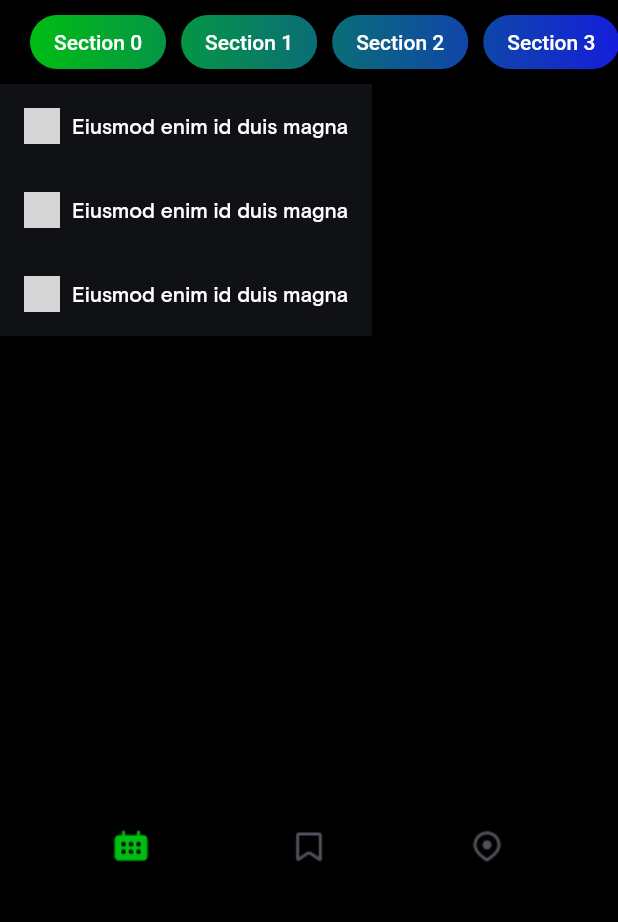
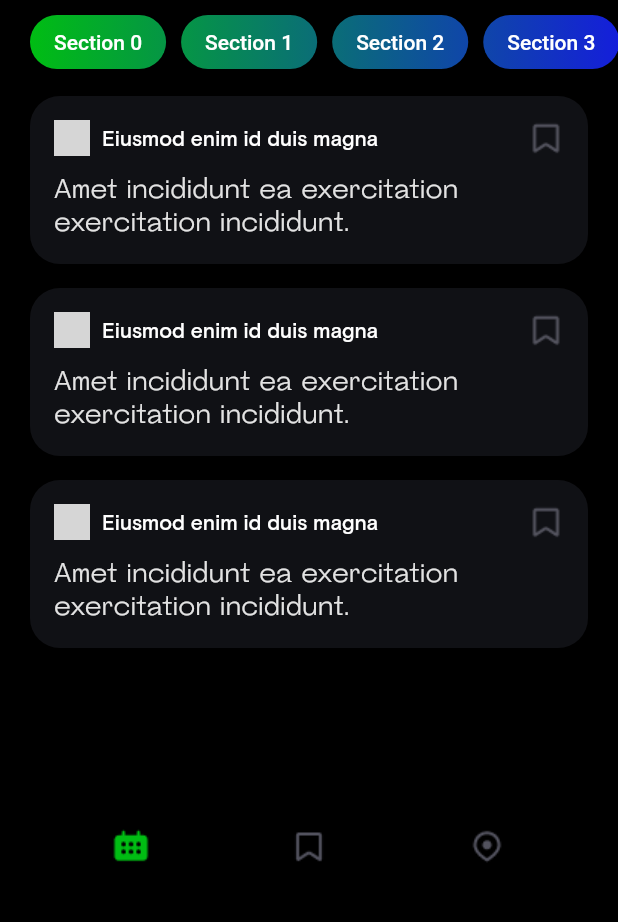
Before and after one commit to PattonSayd/fest.app_flutter, a Flutter app: the screen it shows after launch, on a phone screen of 412 x 824 dp, the part 306-1228 px from its top. Run offline on Flutter 3.47's test engine with Material 2 defaults, Android fonts, the phone set to English and light mode, and no system bars; network calls fail; grey boxes are pictures that could not be loaded.

Commit message:
TimeTable Tabs layout - session section

```diff
--- a/lib/application/ui/screen/timetable/timetable_screen.dart
+++ b/lib/application/ui/screen/timetable/timetable_screen.dart
@@ -1,5 +1,5 @@
 import 'package:flutter/material.dart';
-import 'package:flutter_fest/application/ui/screen/timetable/widgets/body/timetable_tabs/timetable_tabs_widget.dart';
+import 'package:flutter_fest/application/ui/screen/timetable/widgets/tabs/timetable_tabs_widget.dart';
 
 import '../../../../resources/resources.dart';
 part 'widgets/header/logo_widget.dart';
--- a/lib/application/ui/screen/timetable/widgets/body/timetable_session/session_widget.dart
+++ /dev/null
@@ -1,31 +0,0 @@
-import 'package:flutter/material.dart';
-import 'package:flutter_fest/resources/app_fonts.dart';
-
-part 'widgets/speaker_widget.dart';
-part 'widgets/bookmarks_widget.dart';
-part 'widgets/description_widget.dart';
-
-class SessionWidget extends StatelessWidget {
-  const SessionWidget({Key? key}) : super(key: key);
-
-  @override
-  Widget build(BuildContext context) {
-    return Container(
-      decoration: const BoxDecoration(
-        color: Color(0XFF101115),
-      ),
-      padding: const EdgeInsets.all(16),
-      child: Column(
-        children: [
-          Row(
-            children: const [
-              _SpeakerWidget(),
-              _BookmarksWidget(),
-            ],
-          ),
-          const _DescriptionWidget(),
-        ],
-      ),
-    );
-  }
-}
--- a/lib/application/ui/screen/timetable/widgets/body/timetable_session/widgets/description_widget.dart
+++ /dev/null
@@ -1,10 +0,0 @@
-part of '../session_widget.dart';
-
-class _DescriptionWidget extends StatelessWidget {
-  const _DescriptionWidget({Key? key}) : super(key: key);
-
-  @override
-  Widget build(BuildContext context) {
-    return Container();
-  }
-}
--- a/lib/application/ui/screen/timetable/widgets/body/timetable_session/widgets/speaker_widget.dart
+++ /dev/null
@@ -1,33 +0,0 @@
-part of '../session_widget.dart';
-
-class _SpeakerWidget extends StatelessWidget {
-  const _SpeakerWidget({Key? key}) : super(key: key);
-
-  @override
-  Widget build(BuildContext context) {
-    const avatarSize = 24.0;
-    return Row(
-      children: [
-        ClipRRect(
-          borderRadius: BorderRadius.circular(avatarSize / 2),
-          child: Image.network(
-            'https://images.unsplash.com/photo-1570295999919-56ceb5ecca61?ixlib=rb-4.0.3&ixid=MnwxMjA3fDB8MHxzZWFyY2h8Mnx8bWFufGVufDB8fDB8fA%3D%3D&w=1000&q=80',
-            height: avatarSize,
-            width: avatarSize,
-          ),
-        ),
-        const SizedBox(width: 8),
-        const Text(
-          'Eiusmod enim id duis magna',
-          style: TextStyle(
-            color: Colors.white,
-            fontSize: 14,
-            fontFamily: AppFonts.basisGrotesquePro,
-            fontWeight: FontWeight.w500,
-            height: 1.4285,
-          ),
-        ),
-      ],
-    );
-  }
-}
--- /dev/null
+++ b/lib/application/ui/screen/timetable/widgets/tabs/session/session_widget.dart
@@ -0,0 +1,36 @@
+import 'package:flutter/material.dart';
+import 'package:flutter_fest/resources/app_fonts.dart';
+import 'package:flutter_fest/resources/resources.dart';
+
+part 'widgets/speaker_widget.dart';
+part 'widgets/bookmarks_widget.dart';
+part 'widgets/description_widget.dart';
+
+class SessionWidget extends StatelessWidget {
+  const SessionWidget({Key? key}) : super(key: key);
+
+  @override
+  Widget build(BuildContext context) {
+    return Expanded(
+      child: Container(
+        decoration: const BoxDecoration(
+          color: Color(0XFF101115),
+          borderRadius: BorderRadius.all(Radius.circular(20)),
+        ),
+        padding: const EdgeInsets.only(left: 16, top: 4, right: 4, bottom: 16),
+        margin: const EdgeInsets.symmetric(horizontal: 20, vertical: 8),
+        child: Column(
+          children: [
+            Row(
+              children: const [
+                _SpeakerWidget(),
+                _BookmarksWidget(),
+              ],
+            ),
+            const _DescriptionWidget(),
+          ],
+        ),
+      ),
+    );
+  }
+}
--- a/lib/application/ui/screen/timetable/widgets/body/timetable_session/widgets/bookmarks_widget.dart
+++ b/lib/application/ui/screen/timetable/widgets/tabs/session/widgets/bookmarks_widget.dart
@@ -5,6 +5,11 @@ class _BookmarksWidget extends StatelessWidget {
 
   @override
   Widget build(BuildContext context) {
-    return Container();
+    return IconButton(
+      splashColor: Colors.transparent,
+      highlightColor: Colors.transparent,
+      onPressed: () {},
+      icon: Image.asset(AppAssets.bookmark),
+    );
   }
 }
--- /dev/null
+++ b/lib/application/ui/screen/timetable/widgets/tabs/session/widgets/description_widget.dart
@@ -0,0 +1,21 @@
+part of '../session_widget.dart';
+
+class _DescriptionWidget extends StatelessWidget {
+  const _DescriptionWidget({Key? key}) : super(key: key);
+
+  @override
+  Widget build(BuildContext context) {
+    return const Padding(
+      padding: EdgeInsets.only(right: 12.0),
+      child: Text(
+        'Amet incididunt ea exercitation exercitation incididunt.',
+        style: TextStyle(
+          color: Color.fromARGB(255, 227, 227, 227),
+          fontSize: 18,
+          fontFamily: AppFonts.steinbeck,
+          height: 1.222,
+        ),
+      ),
+    );
+  }
+}
--- /dev/null
+++ b/lib/application/ui/screen/timetable/widgets/tabs/session/widgets/speaker_widget.dart
@@ -0,0 +1,40 @@
+part of '../session_widget.dart';
+
+class _SpeakerWidget extends StatelessWidget {
+  const _SpeakerWidget({Key? key}) : super(key: key);
+
+  @override
+  Widget build(BuildContext context) {
+    const avatarSize = 24.0;
+    return Expanded(
+      child: Row(
+        children: [
+          ClipRRect(
+            borderRadius: BorderRadius.circular(avatarSize / 2),
+            child: Image.network(
+              'https://images.unsplash.com/photo-1570295999919-56ceb5ecca61?ixlib=rb-4.0.3&ixid=MnwxMjA3fDB8MHxzZWFyY2h8Mnx8bWFufGVufDB8fDB8fA%3D%3D&w=1000&q=80',
+              height: avatarSize,
+              width: avatarSize,
+            ),
+          ),
+          const SizedBox(width: 8),
+          const Expanded(
+            child: Text(
+              'Eiusmod enim id duis magna',
+              style: TextStyle(
+                color: Colors.white,
+                fontSize: 14,
+                fontFamily: AppFonts.basisGrotesquePro,
+                fontWeight: FontWeight.w500,
+                height: 1.4285,
+              ),
+              maxLines: 1,
+              overflow: TextOverflow.ellipsis,
+              softWrap: false,
+            ),
+          ),
+        ],
+      ),
+    );
+  }
+}
--- a/lib/application/ui/screen/timetable/widgets/body/timetable_tabs/timetable_tabs_widget.dart
+++ b/lib/application/ui/screen/timetable/widgets/tabs/timetable_tabs_widget.dart
@@ -1,6 +1,5 @@
 import 'package:flutter/material.dart';
-
-import '../timetable_session/session_widget.dart';
+import 'package:flutter_fest/application/ui/screen/timetable/widgets/tabs/session/session_widget.dart';
 
 part 'widgets/single_session_widget.dart';
 part 'widgets/multi_session_widget.dart';
--- a/lib/resources/app_fonts.dart
+++ b/lib/resources/app_fonts.dart
@@ -2,4 +2,5 @@ class AppFonts {
   AppFonts._();
 
   static const String basisGrotesquePro = 'BasisGrotesquePro';
+  static const String steinbeck = 'Steinbeck';
 }
--- a/pubspec.yaml
+++ b/pubspec.yaml
@@ -85,6 +85,10 @@ flutter:
         - asset: assets/fonts/basis_grotesque_pro/regular.ttf
         - asset: assets/fonts/basis_grotesque_pro/medium.ttf
           weight: 500
+    - family: Steinbeck
+      fonts:
+        - asset: assets/fonts/steinbeck/regular.ttf
+
   #   - family: Trajan Pro
   #     fonts:
   #       - asset: fonts/TrajanPro.ttf
```
Also changed, not shown: lib/application/ui/screen/timetable/widgets/tabs/widgets/multi_session_widget.dart (renamed from lib/application/ui/screen/timetable/widgets/body/timetable_tabs/widgets/multi_session_widget.dart), lib/application/ui/screen/timetable/widgets/tabs/widgets/single_session_widget.dart (renamed from lib/application/ui/screen/timetable/widgets/body/timetable_tabs/widgets/single_session_widget.dart).
